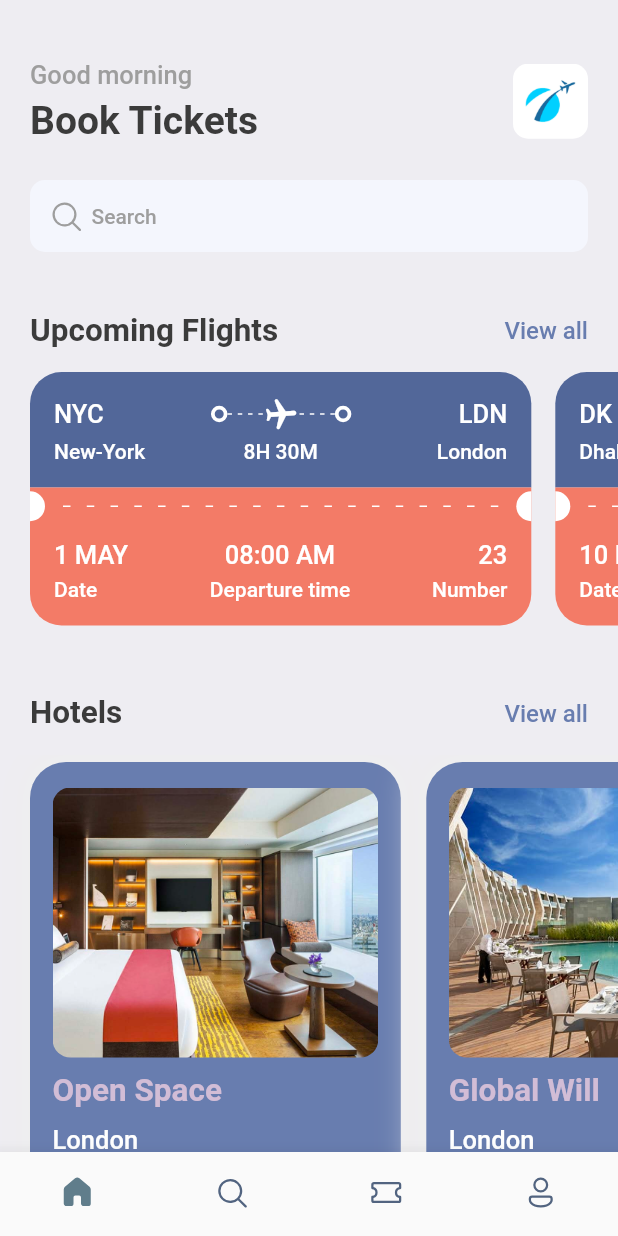
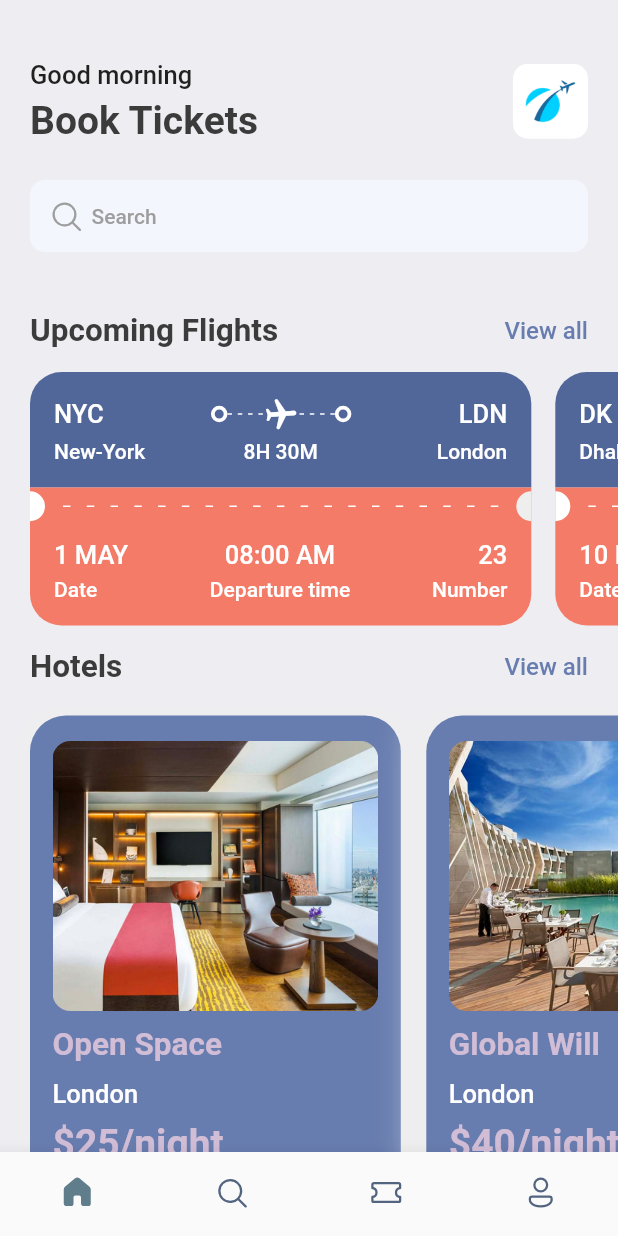
Before and after one commit to Ganeshshinde-2003/Flutter-Ticket-Booking-App, a Flutter app: the screen it shows after launch, on a phone screen of 412 x 824 dp. Run offline on Flutter 3.47's test engine with Material 2 defaults, Android fonts, the phone set to English and light mode, and no system bars; our stand-ins replace fluentui_icons, gap, get.

Commit message:
Created the tickets

```diff
--- a/lib/screens/bottom_bar.dart
+++ b/lib/screens/bottom_bar.dart
@@ -2,6 +2,7 @@ import 'package:flutter/material.dart';
 import 'package:fluentui_icons/fluentui_icons.dart';
 import 'package:ticketbooking/screens/home_screen.dart';
 import 'package:ticketbooking/screens/search_screen.dart';
+import 'package:ticketbooking/screens/ticket_screen.dart';
 
 class BottomBar extends StatefulWidget {
   const BottomBar({super.key});
@@ -15,7 +16,7 @@ class _BottomBarState extends State<BottomBar> {
   static final List<Widget> _widgetOptions = <Widget>[
     const HomeScreen(),
     const SearchScreen(),
-    const Text("Ticket"),
+    const TicketScreen(),
     const Text("Profile"),
   ];
 
--- a/lib/screens/home_screen.dart
+++ b/lib/screens/home_screen.dart
@@ -108,7 +108,10 @@ class HomeScreen extends StatelessWidget {
             child: Row(
               children: ticketList
                   .map(
-                    (ticket) => TiketView(ticket: ticket),
+                    (ticket) => TiketView(
+                      ticket: ticket,
+                      isColor: false,
+                    ),
                   )
                   .toList(),
             ),
--- a/lib/utils/app_styles.dart
+++ b/lib/utils/app_styles.dart
@@ -24,9 +24,8 @@ class Styles {
     color: textColor,
     fontWeight: FontWeight.bold,
   );
-  static TextStyle headLineStyle3 = TextStyle(
+  static TextStyle headLineStyle3 = const TextStyle(
     fontSize: 17,
-    color: Colors.grey.shade500,
     fontWeight: FontWeight.w500,
   );
   static TextStyle headLineStyle4 = TextStyle(
--- a/lib/utils/ticket_view.dart
+++ b/lib/utils/ticket_view.dart
@@ -6,9 +6,11 @@ import 'package:gap/gap.dart';
 
 class TiketView extends StatelessWidget {
   final Map<String, dynamic> ticket;
+  final bool? isColor;
   const TiketView({
     super.key,
     required this.ticket,
+    required this.isColor,
   });
 
   @override
@@ -17,14 +19,15 @@ class TiketView extends StatelessWidget {
 
     return SizedBox(
       width: size.width * 0.85,
-      height: AppLayout.getHeight(200),
+      height: AppLayout.getHeight(169),
       child: Container(
         margin: EdgeInsets.only(right: AppLayout.getHeight(16)),
         child: Column(
           children: [
             Container(
               decoration: BoxDecoration(
-                color: const Color(0xff526799),
+                color:
+                    isColor == false ? const Color(0xff526799) : Colors.white,
                 borderRadius: BorderRadius.only(
                   topLeft: Radius.circular(AppLayout.getHeight(21)),
                   topRight: Radius.circular(AppLayout.getHeight(21)),
@@ -37,12 +40,16 @@ class TiketView extends StatelessWidget {
                     children: [
                       Text(
                         ticket['from']['code'],
-                        style: Styles.headLineStyle3.copyWith(
+                        style: isColor == false
+                            ? Styles.headLineStyle3.copyWith(
                                 color: Colors.white,
+                              )
+                            : Styles.headLineStyle3.copyWith(
+                                color: Colors.black,
                               ),
                       ),
                       Expanded(child: Container()),
-                      const ThinkContainer(),
+                      ThinkContainer(isColor: isColor),
                       Expanded(
                         child: Stack(
                           children: [
@@ -59,12 +66,15 @@ class TiketView extends StatelessWidget {
                                     children: List.generate(
                                       (constraints.constrainWidth() / 6)
                                           .floor(),
-                                      (index) => const SizedBox(
+                                      (index) => SizedBox(
                                         width: 3,
                                         height: 1,
                                         child: DecoratedBox(
                                           decoration: BoxDecoration(
-                                              color: Colors.white),
+                                            color: isColor == false
+                                                ? Colors.white
+                                                : Colors.grey.shade300,
+                                          ),
                                         ),
                                       ),
                                     ),
@@ -75,21 +85,27 @@ class TiketView extends StatelessWidget {
                             Center(
                               child: Transform.rotate(
                                 angle: 1.5,
-                                child: const Icon(
+                                child: Icon(
                                   Icons.local_airport_rounded,
-                                  color: Colors.white,
+                                  color: isColor == false
+                                      ? Colors.white
+                                      : const Color(0xffbaccf7),
                                 ),
                               ),
                             ),
                           ],
                         ),
                       ),
-                      const ThinkContainer(),
+                      ThinkContainer(isColor: isColor),
                       Expanded(child: Container()),
                       Text(
                         ticket['to']['code'],
-                        style: Styles.headLineStyle3.copyWith(
+                        style: isColor == false
+                            ? Styles.headLineStyle3.copyWith(
                                 color: Colors.white,
+                              )
+                            : Styles.headLineStyle3.copyWith(
+                                color: Colors.black,
                               ),
                       ),
                     ],
@@ -102,15 +118,21 @@ class TiketView extends StatelessWidget {
                         width: AppLayout.getWidth(100),
                         child: Text(
                           ticket['from']['name'],
-                          style: Styles.headLineStyle4.copyWith(
+                          style: isColor == false
+                              ? Styles.headLineStyle4.copyWith(
                                   color: Colors.white,
-                          ),
+                                )
+                              : Styles.headLineStyle4,
                         ),
                       ),
                       Text(
                         ticket['flying_time'],
-                        style: Styles.headLineStyle4.copyWith(
+                        style: isColor == false
+                            ? Styles.headLineStyle4.copyWith(
                                 color: Colors.white,
+                              )
+                            : Styles.headLineStyle4.copyWith(
+                                color: Colors.black,
                               ),
                       ),
                       SizedBox(
@@ -118,9 +140,11 @@ class TiketView extends StatelessWidget {
                         child: Text(
                           ticket['to']['name'],
                           textAlign: TextAlign.end,
-                          style: Styles.headLineStyle4.copyWith(
+                          style: isColor == false
+                              ? Styles.headLineStyle4.copyWith(
                                   color: Colors.white,
-                          ),
+                                )
+                              : Styles.headLineStyle4,
                         ),
                       ),
                     ],
@@ -129,7 +153,7 @@ class TiketView extends StatelessWidget {
               ),
             ),
             Container(
-              color: Styles.orangeColor,
+              color: isColor == false ? Styles.orangeColor : Colors.white,
               child: Row(
                 children: [
                   SizedBox(
@@ -157,12 +181,15 @@ class TiketView extends StatelessWidget {
                             mainAxisSize: MainAxisSize.max,
                             children: List.generate(
                               (constraints.constrainWidth() / 15).floor(),
-                              (index) => const SizedBox(
+                              (index) => SizedBox(
                                 width: 5,
                                 height: 1,
                                 child: DecoratedBox(
-                                  decoration:
-                                      BoxDecoration(color: Colors.white),
+                                  decoration: BoxDecoration(
+                                    color: isColor == false
+                                        ? Colors.white
+                                        : Colors.grey.shade300,
+                                  ),
                                 ),
                               ),
                             ),
@@ -171,13 +198,15 @@ class TiketView extends StatelessWidget {
                       ),
                     ),
                   ),
-                  const SizedBox(
+                  SizedBox(
                     height: 20,
                     width: 10,
                     child: DecoratedBox(
                       decoration: BoxDecoration(
-                        color: Colors.white,
-                        borderRadius: BorderRadius.only(
+                        color: isColor == false
+                            ? Colors.grey.shade200
+                            : Colors.white,
+                        borderRadius: const BorderRadius.only(
                           topLeft: Radius.circular(10),
                           bottomLeft: Radius.circular(10),
                         ),
@@ -189,10 +218,10 @@ class TiketView extends StatelessWidget {
             ),
             Container(
               decoration: BoxDecoration(
-                color: Styles.orangeColor,
-                borderRadius: const BorderRadius.only(
-                  bottomLeft: Radius.circular(21),
-                  bottomRight: Radius.circular(21),
+                color: isColor == false ? Styles.orangeColor : Colors.white,
+                borderRadius: BorderRadius.only(
+                  bottomLeft: Radius.circular(isColor == false ? 21 : 0),
+                  bottomRight: Radius.circular(isColor == false ? 21 : 0),
                 ),
               ),
               padding: const EdgeInsets.only(
@@ -211,16 +240,22 @@ class TiketView extends StatelessWidget {
                         children: [
                           Text(
                             ticket['date'],
-                            style: Styles.headLineStyle3.copyWith(
+                            style: isColor == false
+                                ? Styles.headLineStyle3.copyWith(
                                     color: Colors.white,
+                                  )
+                                : Styles.headLineStyle3.copyWith(
+                                    color: Colors.black,
                                   ),
                           ),
                           const Gap(5),
                           Text(
                             "Date",
-                            style: Styles.headLineStyle4.copyWith(
+                            style: isColor == false
+                                ? Styles.headLineStyle4.copyWith(
                                     color: Colors.white,
-                            ),
+                                  )
+                                : Styles.headLineStyle4,
                           ),
                         ],
                       ),
@@ -229,16 +264,22 @@ class TiketView extends StatelessWidget {
                         children: [
                           Text(
                             ticket['departure_time'],
-                            style: Styles.headLineStyle3.copyWith(
+                            style: isColor == false
+                                ? Styles.headLineStyle3.copyWith(
                                     color: Colors.white,
+                                  )
+                                : Styles.headLineStyle3.copyWith(
+                                    color: Colors.black,
                                   ),
                           ),
                           const Gap(5),
                           Text(
                             "Departure time",
-                            style: Styles.headLineStyle4.copyWith(
+                            style: isColor == false
+                                ? Styles.headLineStyle4.copyWith(
                                     color: Colors.white,
-                            ),
+                                  )
+                                : Styles.headLineStyle4,
                           ),
                         ],
                       ),
@@ -247,16 +288,22 @@ class TiketView extends StatelessWidget {
                         children: [
                           Text(
                             ticket['number'].toString(),
-                            style: Styles.headLineStyle3.copyWith(
+                            style: isColor == false
+                                ? Styles.headLineStyle3.copyWith(
                                     color: Colors.white,
+                                  )
+                                : Styles.headLineStyle3.copyWith(
+                                    color: Colors.black,
                                   ),
                           ),
                           const Gap(5),
                           Text(
                             "Number",
-                            style: Styles.headLineStyle4.copyWith(
+                            style: isColor == false
+                                ? Styles.headLineStyle4.copyWith(
                                     color: Colors.white,
-                            ),
+                                  )
+                                : Styles.headLineStyle4,
                           ),
                         ],
                       ),
--- a/lib/widgets/thick_container.dart
+++ b/lib/widgets/thick_container.dart
@@ -1,7 +1,11 @@
 import 'package:flutter/material.dart';
 
 class ThinkContainer extends StatelessWidget {
-  const ThinkContainer({super.key});
+  final bool? isColor;
+  const ThinkContainer({
+    super.key,
+    required this.isColor,
+  });
 
   @override
   Widget build(BuildContext context) {
@@ -11,7 +15,7 @@ class ThinkContainer extends StatelessWidget {
         borderRadius: BorderRadius.circular(20),
         border: Border.all(
           width: 2.5,
-          color: Colors.white,
+          color: isColor == false ? Colors.white : const Color(0xffbaccf7),
         ),
       ),
     );
```
Also changed, not shown: lib/screens/search_screen.dart (+4 -57 lines), lib/screens/ticket_screen.dart (added, +82 -0 lines), lib/widgets/ticket_text.dart (added, +76 -0 lines), lib/widgets/ticket_text_data.dart (added, +34 -0 lines), lib/main.dart (line endings or trailing spaces). Lines whose indentation alone changed are shown as unchanged.
